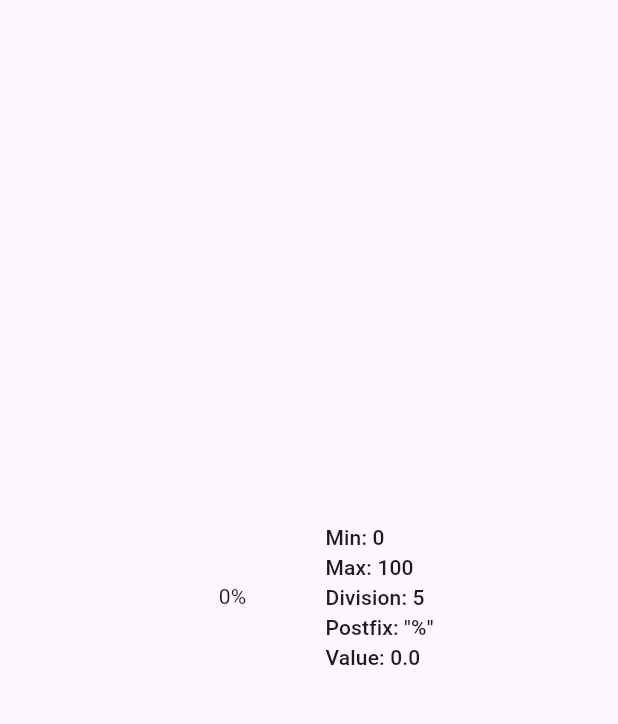
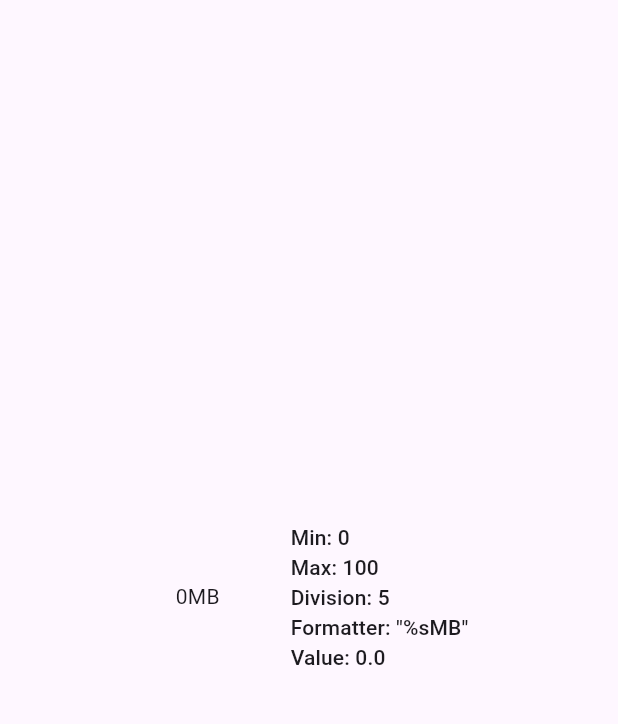
Before and after one commit to manjav/intry, a Flutter app: the screen it shows after launch, on a phone screen of 412 x 824 dp, the part 63-787 px from its top. Run offline on Flutter 3.47's test engine with Material 3 defaults, Android fonts, the light colour scheme and no system bars; missing offline and left inert: math_parser.

Commit message:
feature - replace postfix with formatter

```diff
--- a/example/lib/main.dart
+++ b/example/lib/main.dart
@@ -46,13 +46,13 @@ class _MyHomePageState extends State<MyHomePage> {
               min: 0,
               max: 100,
               divisions: 5,
-              postfix: "%",
+              formatter: "%sMB",
               value: _value,
               onChanged: (double value) => setState(() => _value = value),
             ),
             const SizedBox(width: 30),
             Text(
-              'Min: 0\nMax: 100\nDivision: 5\nPostfix: "%"\nValue: $_value',
+              'Min: 0\nMax: 100\nDivision: 5\nFormatter: "\%sMB"\nValue: $_value',
               style: Theme.of(context).textTheme.titleSmall,
             ),
           ],
--- a/lib/src/intry_basic.dart
+++ b/lib/src/intry_basic.dart
@@ -12,12 +12,13 @@ import 'package:intry/intry.dart';
 /// To use this library, import `package:intry_numeric/intry_numeric.dart`.
 
 class BasicIntry extends StatefulWidget {
-  /// Represents the postfix to display after the value.
+  /// A string used to format the text displayed in the text field.
   ///
-  /// Type: String
-  ///
-  /// Default: ''
-  final String postfix;
+  /// The string should contain a "%s" placeholder which will be replaced
+  /// with the current value of the text field. For example, if the formatter
+  /// is "%s km" and the current value is 10, the text field will display
+  /// "10 km".
+  final String formatter;
 
   /// If false the text field is "disabled": it ignores taps and its
   /// [decoration] is rendered in grey.
@@ -59,7 +60,7 @@ class BasicIntry extends StatefulWidget {
   final MaterialStateProperty<MouseCursor?>? mouseCursor;
 
   /// Initializes the [BasicIntry] widget with the provided parameters.
-  /// The [postfix] parameter sets the postfix string to be appended to the
+  /// The [formatter] parameter sets the postfix string to be appended to the
   /// displayed value.
   /// The [mouseCursor] parameter sets the mouse cursor to be displayed when
   /// hovering over the widget.
@@ -70,7 +71,7 @@ class BasicIntry extends StatefulWidget {
   ///
   const BasicIntry({
     super.key,
-    this.postfix = "",
+    this.formatter = "%s",
     this.mouseCursor,
     this.decoration,
     this.enabled,
@@ -203,7 +204,7 @@ class BasicIntryState<T extends BasicIntry> extends State<T> {
       );
     }
 
-    return Text("$text${widget.postfix}");
+    return Text(widget.formatter.replaceFirst(RegExp(r'%s'), text));
   }
 
   /// Returns the effective decoration based on the current state.
--- a/lib/src/intry_numeric.dart
+++ b/lib/src/intry_numeric.dart
@@ -68,8 +68,7 @@ class NumericIntry extends BasicIntry {
   /// The [max] parameter sets the maximum value for the widget. If provided, the
   /// [value] will be clamped to be less than or equal to [max].
   ///
-  /// The [postfix] parameter sets the postfix string to be appended to the
-  /// displayed value.
+  /// The [formatter] is a string used to format the text displayed in the text field.
   ///
   /// The [divisions] parameter sets the number of divisions to be displayed on
   /// the widget.
@@ -98,7 +97,7 @@ class NumericIntry extends BasicIntry {
   ///
   const NumericIntry({
     super.key,
-    super.postfix,
+    super.formatter,
     super.mouseCursor,
     super.decoration,
     super.enabled,
```
